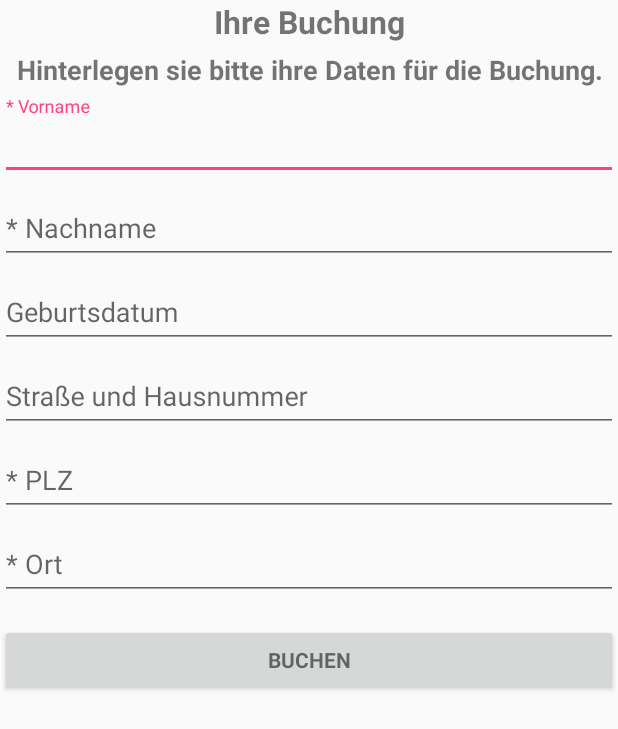
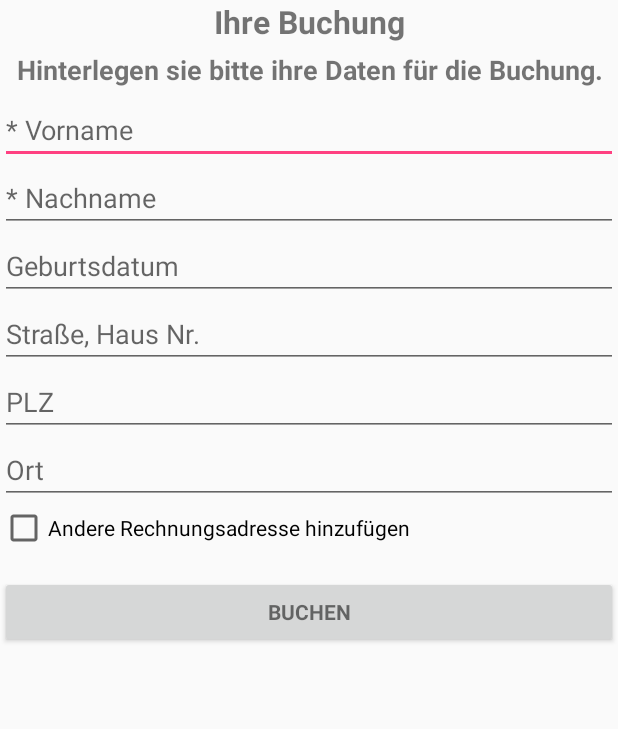
Before and after one commit to Benzolitz/FHDW.Hotel.Android, an Android app: the Booking screen opened directly, with no data from a screen before it, on a phone screen of 412 x 824 dp. Shown: the top 729 px of the screen. Run offline under Robolectric (Android 15) with nearby library versions, the phone set to English and light mode, and no system bars.

```diff
--- a/app/src/main/java/fhdw/hotel/Activity/Booking.java
+++ b/app/src/main/java/fhdw/hotel/Activity/Booking.java
@@ -1,30 +1,172 @@
 package fhdw.hotel.Activity;
 
 import android.app.Activity;
+import android.app.DatePickerDialog;
 import android.content.Intent;
 import android.os.Bundle;
+import android.support.annotation.NonNull;
+import android.text.InputType;
 import android.view.Menu;
 import android.view.MenuItem;
 import android.view.View;
+import android.widget.EditText;
+import android.widget.CheckBox;
+import android.widget.CompoundButton;
+import android.widget.DatePicker;
+import android.widget.EditText;
 import android.widget.LinearLayout;
+import android.widget.RadioButton;
+import android.widget.RadioGroup;
+import android.widget.TextView;
+import android.widget.Toast;
 
+import java.text.ParseException;
+import java.text.SimpleDateFormat;
+import java.util.Calendar;
+import java.util.Locale;
+
+import fhdw.hotel.DomainModel.Address;
+import fhdw.hotel.DomainModel.CurrentBooking;
+import fhdw.hotel.DomainModel.Guest;
 import fhdw.hotel.R;
 
 /**
  * Created by Artur Briem on 01.12.2015.
  */
 public class Booking extends Activity {
+    private SimpleDateFormat sdf;
+    EditText firstname;
+    EditText lastname;
+    EditText bday;
+    EditText street;
+    EditText plz;
+    EditText city;
+    CheckBox showBillingAdr;
+    LinearLayout billingAdr;
+    EditText billingStreet;
+    EditText billingPostalCode;
+    EditText billingCity;
+    Guest guest;
+    Address adr;
+    Address billingAddress;
+
     public void onCreate(Bundle savedInstanceState) {
         super.onCreate(savedInstanceState);
         setContentView(R.layout.activity_booking);
 
 
+        firstname = (EditText) findViewById(R.id.txtFirstname);
+        lastname = (EditText) findViewById(R.id.txtLastname);
+        bday = (EditText) findViewById(R.id.dtpBirthday);
+        street = (EditText) findViewById(R.id.txtStreet);
+        plz = (EditText) findViewById(R.id.txtPostalcode);
+        city = (EditText) findViewById(R.id.txtCity);
+        showBillingAdr = (CheckBox) findViewById(R.id.cb_show_billing_adr);
+        showBillingAdr.setOnCheckedChangeListener(ShowBillingAdress());
+        billingAdr = (LinearLayout) findViewById(R.id.ll_billing_adr);
+        billingStreet = (EditText) findViewById(R.id.txtBillingStreet);
+        billingPostalCode = (EditText) findViewById(R.id.txtBillingPostalcode);
+        billingCity = (EditText) findViewById(R.id.txtBillingCity);
+        guest = new Guest();
+        adr = new Address();
+        billingAddress = new Address();
+        removeKeypadFromDatePicker();
+        sdf = new SimpleDateFormat("dd.MM.yyyy", Locale.GERMANY);
+
     }
 
-    public void OnClickBooking(View view) {
-        //TODO Buchung durchführen
+    private void removeKeypadFromDatePicker() {
+        bday.setInputType(InputType.TYPE_NULL);
     }
 
+    /**
+     * Show the Datepicker and set the selected date into the birthday textbox.
+     *
+     * @param view
+     */
+    public void getArrivalDate(View view) {
+        showDatePicker((EditText) findViewById(R.id.dtpBirthday));
+    }
+
+    /**
+     * @param txtDate
+     */
+    private void showDatePicker(final EditText txtDate) {
+        Calendar calendar = Calendar.getInstance();
+        new DatePickerDialog(this, new DatePickerDialog.OnDateSetListener() {
+            public void onDateSet(DatePicker view, int year, int monthOfYear, int dayOfMonth) {
+                Calendar newDate = Calendar.getInstance();
+                newDate.set(year, monthOfYear, dayOfMonth);
+                txtDate.setText(sdf.format(newDate.getTime()));
+
+
+            }
+        }, calendar.get(Calendar.YEAR), calendar.get(Calendar.MONTH), calendar.get(Calendar.DAY_OF_MONTH)).show();
+    }
+
+    @NonNull
+    private CheckBox.OnCheckedChangeListener ShowBillingAdress() {
+        return new CheckBox.OnCheckedChangeListener() {
+            @Override
+            public void onCheckedChanged(CompoundButton buttonView, boolean isChecked) {
+                if(isChecked) {
+                    billingAdr.setVisibility(View.VISIBLE);
+                }
+                if (!isChecked) {
+                    billingAdr.setVisibility(View.GONE);
+                }
+            }
+        };
+    }
+
+    public void OnClickBooking(View view) throws ParseException {
+        Intent intent = new Intent(Booking.this, CheckBooking.class);
+        if (firstname.getText().toString().isEmpty()) {
+            firstname.requestFocus();
+            firstname.setError("Darf nicht leer sein!");
+        } else {
+            guest.setFirstname(firstname.getText().toString());
+        }
+
+        if (lastname.getText().toString().isEmpty()) {
+            lastname.requestFocus();
+            lastname.setError("Darf nicht leer sein!");
+        } else {
+            guest.setLastname(lastname.getText().toString());
+        }
+
+        if (!bday.getText().toString().isEmpty()) {
+            guest.setBirthday(sdf.parse(bday.getText().toString()));;
+        }
+
+        if (!street.getText().toString().isEmpty()) {
+            adr.setStreet(street.getText().toString());
+        }
+
+        if (!plz.getText().toString().isEmpty()) {
+            adr.setPostalCode(plz.getText().toString());
+        }
+
+        if (!city.getText().toString().isEmpty()) {
+            adr.setPostalCode(city.getText().toString());
+        }
+
+        if (!billingStreet.getText().toString().isEmpty()) {
+            billingAddress.setPostalCode(billingStreet.getText().toString());
+        }
+        if (!billingCity.getText().toString().isEmpty()) {
+            billingAddress.setPostalCode(billingCity.getText().toString());
+        }
+        if (!billingPostalCode.getText().toString().isEmpty()) {
+            billingAddress.setPostalCode(billingPostalCode.getText().toString());
+        }
+
+        guest.setBillingAddress(billingAddress);
+        guest.setContactAddress(adr);
+        CurrentBooking.setGuest(guest);
+
+        startActivity(intent);
+    }
 
 
     //region GUI-Methods
@@ -37,7 +179,7 @@ public class Booking extends Activity {
      */
     @Override
     public boolean onCreateOptionsMenu(Menu menu) {
-        getMenuInflater().inflate(R.menu.menu_prototype_suchform, menu);
+        getMenuInflater().inflate(R.menu.menu_main, menu);
 
         return true;
     }
--- a/app/src/main/java/fhdw/hotel/Activity/SearchFormular.java
+++ b/app/src/main/java/fhdw/hotel/Activity/SearchFormular.java
@@ -184,6 +184,7 @@ public class SearchFormular extends AppCompatActivity implements IAsyncHotelList
             CurrentBooking.setgetSingleRoomCnt(singleRoomCount);
             CurrentBooking.setDoubleRoomCnt(doubleRoomCount);
             CurrentBooking.setFamilyRoomCnt(familyRoomCount);
+            CurrentBooking.setPersonCnt(spn_personCount.getSelectedItem().toString());
 
             try {
                 startActivity(intent);
@@ -266,10 +267,6 @@ public class SearchFormular extends AppCompatActivity implements IAsyncHotelList
      */
     public void getDepartureDate(View view) throws ParseException {
         showDatePicker((EditText) findViewById(R.id.txtDepartureDate));
-
-
-        // TODO: Check if DepartureDate is before ArrivalDate!#
-
 
     }
     // endregion
--- a/app/src/main/res/layout/activity_booking.xml
+++ b/app/src/main/res/layout/activity_booking.xml
@@ -2,6 +2,17 @@
 <LinearLayout xmlns:android="http://schemas.android.com/apk/res/android"
     android:layout_width="match_parent"
     android:layout_height="match_parent"
+    android:orientation="vertical">
+
+    <ScrollView
+        android:id="@+id/sv_booking"
+        android:layout_width="match_parent"
+        android:layout_height="match_parent">
+
+        <LinearLayout
+            android:id="@+id/ll_booking_inside"
+            android:layout_width="match_parent"
+            android:layout_height="wrap_content"
             android:orientation="vertical">
 
             <TextView
@@ -24,11 +35,8 @@
                 android:textStyle="bold"
                 android:typeface="sans" />
 
-    <android.support.design.widget.TextInputLayout
-        android:layout_width="match_parent"
-        android:layout_height="wrap_content">
 
-        <AutoCompleteTextView
+            <EditText
                 android:id="@+id/txtFirstname"
                 android:layout_width="match_parent"
                 android:layout_height="wrap_content"
@@ -36,13 +44,9 @@
                 android:inputType="textPersonName"
                 android:maxLines="1"
                 android:singleLine="true" />
-    </android.support.design.widget.TextInputLayout>
 
-    <android.support.design.widget.TextInputLayout
-        android:layout_width="match_parent"
-        android:layout_height="wrap_content">
 
-        <AutoCompleteTextView
+            <EditText
                 android:id="@+id/txtLastname"
                 android:layout_width="match_parent"
                 android:layout_height="wrap_content"
@@ -50,76 +54,109 @@
                 android:inputType="textPersonName"
                 android:maxLines="1"
                 android:singleLine="true" />
-    </android.support.design.widget.TextInputLayout>
 
-    <android.support.design.widget.TextInputLayout
-        android:layout_width="match_parent"
-        android:layout_height="wrap_content">
 
-        <AutoCompleteTextView
+
+            <EditText
                 android:id="@+id/dtpBirthday"
+                android:hint="@string/prompt_birthdate"
                 android:layout_width="match_parent"
                 android:layout_height="wrap_content"
-            android:hint="@string/prompt_birthdate"
-            android:inputType="textPersonName"
-            android:maxLines="1"
-            android:singleLine="true" />
-    </android.support.design.widget.TextInputLayout>
+                android:ems="10"
+                android:focusable="false"
+                android:inputType="date"
+                android:onClick="getArrivalDate" />
 
-    <android.support.design.widget.TextInputLayout
-        android:layout_width="match_parent"
-        android:layout_height="wrap_content">
 
-        <AutoCompleteTextView
+            <EditText
                 android:id="@+id/txtStreet"
                 android:layout_width="match_parent"
                 android:layout_height="wrap_content"
-            android:hint="Straße und Hausnummer"
-            android:inputType="textPersonName"
+                android:hint="@string/prompt_street"
+                android:inputType="text"
                 android:maxLines="1"
                 android:singleLine="true" />
-    </android.support.design.widget.TextInputLayout>
 
-    <android.support.design.widget.TextInputLayout
-        android:layout_width="match_parent"
-        android:layout_height="wrap_content">
 
-        <AutoCompleteTextView
+            <EditText
                 android:id="@+id/txtPostalcode"
                 android:layout_width="match_parent"
                 android:layout_height="wrap_content"
                 android:hint="@string/prompt_plz"
-            android:inputType="textPersonName"
+                android:inputType="number"
                 android:maxLines="1"
                 android:singleLine="true" />
-    </android.support.design.widget.TextInputLayout>
 
-    <android.support.design.widget.TextInputLayout
-        android:layout_width="match_parent"
-        android:layout_height="wrap_content">
 
-        <AutoCompleteTextView
+            <EditText
                 android:id="@+id/txtCity"
                 android:layout_width="match_parent"
                 android:layout_height="wrap_content"
                 android:hint="@string/prompt_city"
-            android:inputType="textPersonName"
+                android:inputType="text"
                 android:maxLines="1"
                 android:singleLine="true" />
 
-    </android.support.design.widget.TextInputLayout>
+
+            <CheckBox
+                android:id="@+id/cb_show_billing_adr"
+                android:layout_width="wrap_content"
+                android:layout_height="wrap_content"
+                android:text="@string/prompt_show_billing_adr" />
+            <!-- invisible content-->
+            <LinearLayout
+                android:id="@+id/ll_billing_adr"
+                android:layout_width="match_parent"
+                android:layout_height="wrap_content"
+                android:orientation="vertical"
+                android:visibility="gone">
 
 
+                <EditText
+                    android:id="@+id/txtBillingStreet"
+                    android:layout_width="match_parent"
+                    android:layout_height="wrap_content"
+                    android:hint="@string/prompt_street"
+                    android:inputType="text"
+                    android:maxLines="1"
+                    android:singleLine="true" />
 
+
+                <EditText
+                    android:id="@+id/txtBillingPostalcode"
+                    android:layout_width="match_parent"
+                    android:layout_height="wrap_content"
+                    android:hint="@string/prompt_plz"
+                    android:inputType="number"
+                    android:maxLines="1"
+                    android:singleLine="true" />
+
+
+                <EditText
+                    android:id="@+id/txtBillingCity"
+                    android:layout_width="match_parent"
+                    android:layout_height="wrap_content"
+                    android:hint="@string/prompt_city"
+                    android:inputType="text"
+                    android:maxLines="1"
+                    android:singleLine="true" />
+
+
+            </LinearLayout>
+            <!-- Invisible content end -->
             <Button
                 android:id="@+id/btn_submit_booking"
                 style="?android:textAppearanceSmall"
                 android:layout_width="match_parent"
                 android:layout_height="wrap_content"
                 android:layout_marginTop="16dp"
+                android:onClick="OnClickBooking"
                 android:text="@string/action_book"
-        android:textStyle="bold"
-        android:onClick="StartBooking"/>
+                android:textStyle="bold" />
+        </LinearLayout>
+
+
+    </ScrollView>
 
 
 </LinearLayout>
--- a/app/src/main/res/values/strings.xml
+++ b/app/src/main/res/values/strings.xml
@@ -29,10 +29,11 @@
     <string name="prompt_firstname">* Vorname</string>
     <string name="prompt_lastname">* Nachname</string>
     <string name="prompt_birthdate">Geburtsdatum</string>
-    <string name="prompt_street">* Straße, Haus Nr.</string>
-    <string name="prompt_plz">* PLZ</string>
-    <string name="prompt_city">* Ort</string>
+    <string name="prompt_street">Straße, Haus Nr.</string>
+    <string name="prompt_plz">PLZ</string>
+    <string name="prompt_city">Ort</string>
     <string name="prompt_phone">Telefon</string>
+    <string name="prompt_show_billing_adr">Andere Rechnungsadresse hinzufügen</string>
 
     <string name="btn_goto_register_descision">Weiter zur Buchung</string>
     <string name="btn_goto_booking">Weiter ohne Registrierung</string>
```
Also changed, not shown: app/src/main/java/fhdw/hotel/Activity/CheckBooking.java (+14 -0 lines), app/src/main/java/fhdw/hotel/DomainModel/CurrentBooking.java (+39 -0 lines), app/src/main/res/layout/content_check_booking.xml (+15 -0 lines). Lines whose indentation alone changed are shown as unchanged.
